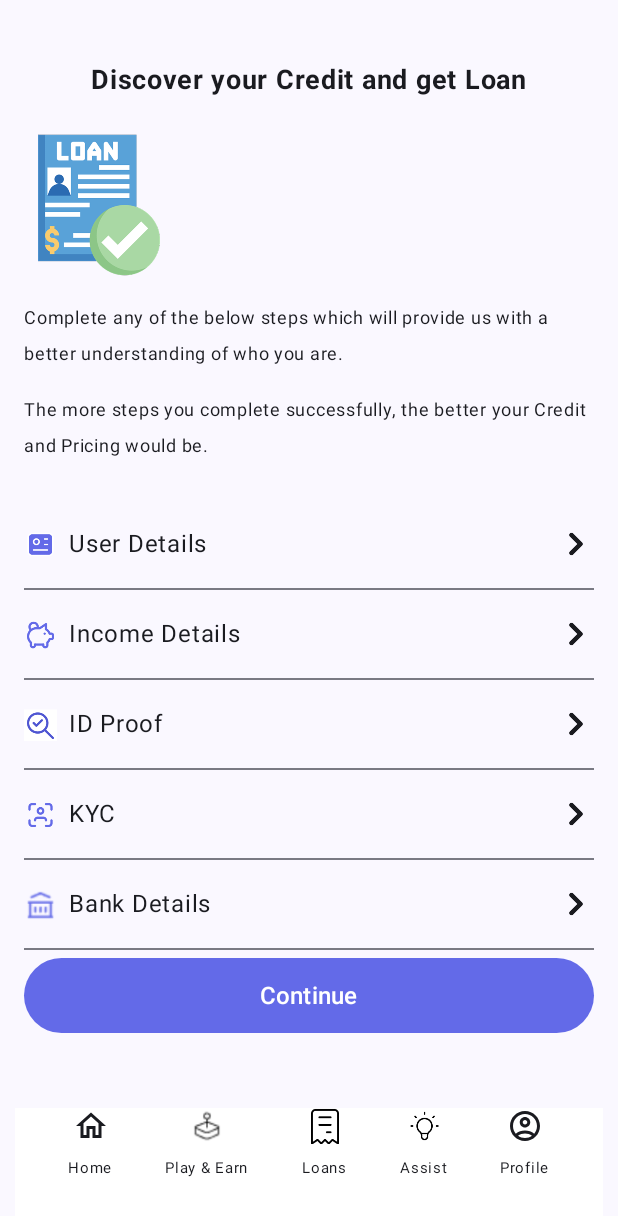
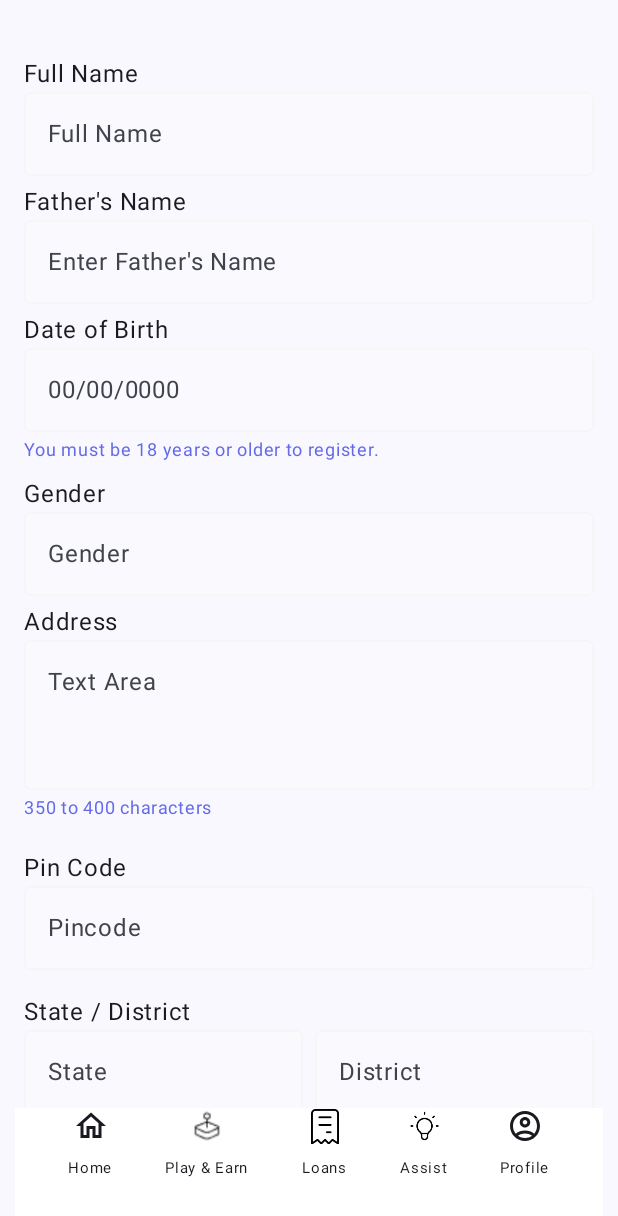
Before and after one commit to DevDewangan16/Vasudev_Kutumbhakam, an Android app built with Jetpack Compose: the LoanStepsScreen screen opened through its navigation route, after a tap on "Continue", on a phone screen of 412 x 824 dp. Shown: the top 1216 px of the screen. Run offline under Robolectric (Android 15) with nearby library versions, the phone set to English and light mode, and no system bars.

Commit message:
Added the User Details Screen.

```diff
--- a/app/src/main/java/com/example/vasudevkutumbhakam/ui/LoanStepScreen.kt
+++ b/app/src/main/java/com/example/vasudevkutumbhakam/ui/LoanStepScreen.kt
@@ -12,10 +12,12 @@ import androidx.compose.ui.res.painterResource
 import androidx.compose.ui.text.font.FontWeight
 import androidx.compose.ui.unit.dp
 import androidx.compose.ui.unit.sp
+import androidx.navigation.NavController
+import androidx.navigation.NavHostController
 import com.example.vasudevkutumbhakam.R
 
 @Composable
-fun LoanStepsScreen() {
+fun LoanStepsScreen(navController: NavHostController) {
     val stepItems = listOf(
         Pair("User Details", R.drawable.user),
         Pair("Income Details", R.drawable.income),
@@ -88,7 +90,9 @@ fun LoanStepsScreen() {
         }
 
         Button(
-            onClick = { /* Handle continue click */ },
+            onClick = {
+                navController.navigate(VasuadevAppScreen.User.name)
+            },
             modifier = Modifier
                 .fillMaxWidth()
                 .height(50.dp),
--- /dev/null
+++ b/app/src/main/java/com/example/vasudevkutumbhakam/ui/UserDetailScreen.kt
@@ -0,0 +1,219 @@
+package com.example.vasudevkutumbhakam.ui
+
+import android.content.ClipData.Item
+import androidx.compose.foundation.layout.*
+import androidx.compose.foundation.lazy.LazyColumn
+import androidx.compose.material3.*
+import androidx.compose.runtime.*
+import androidx.compose.ui.Modifier
+import androidx.compose.ui.graphics.Color
+import androidx.compose.ui.text.font.FontWeight
+import androidx.compose.ui.unit.dp
+import androidx.compose.ui.unit.sp
+
+@Composable
+fun UserDetailsScreen() {
+    var fullName by remember { mutableStateOf("") }
+    var fatherName by remember { mutableStateOf("") }
+    var dob by remember { mutableStateOf("") }
+    var gender by remember { mutableStateOf("") }
+    var address by remember { mutableStateOf("") }
+    var pincode by remember { mutableStateOf("") }
+    var state by remember { mutableStateOf("") }
+    var district by remember { mutableStateOf("") }
+
+    LazyColumn(
+        verticalArrangement = Arrangement.spacedBy(5.dp),
+        modifier = Modifier
+            .fillMaxSize()
+            .padding(16.dp)
+    ) {
+        item {
+            Spacer(modifier = Modifier
+                .fillMaxWidth()
+                .height(16.dp))
+        }
+        item {
+            Text(text = "Full Name",
+                modifier = Modifier.fillMaxWidth(),
+                fontSize = 16.sp)
+
+            OutlinedTextField(
+                value = fullName,
+                onValueChange = { fullName = it },
+                placeholder = { Text("Full Name") },
+                modifier = Modifier.fillMaxWidth(),
+                colors = OutlinedTextFieldDefaults.colors(
+                    unfocusedContainerColor = Color(0xffF9F9FE),
+                    focusedContainerColor = Color(0xffF9F9FE),
+                    focusedBorderColor = Color(0xffF6F6F6),
+                    unfocusedBorderColor = Color(0xffF6F6F6),
+                    focusedLabelColor = Color(0xff565656),
+                    unfocusedLabelColor = Color(0xff565656)
+                )
+            )
+        }
+        item {
+            Text(text = "Father's Name",
+                modifier = Modifier.fillMaxWidth(),
+                fontSize = 16.sp)
+
+            OutlinedTextField(
+                value = fatherName,
+                onValueChange = { fatherName = it },
+                placeholder = { Text("Enter Father's Name") },
+                modifier = Modifier.fillMaxWidth(),
+                colors = OutlinedTextFieldDefaults.colors(
+                    unfocusedContainerColor = Color(0xffF9F9FE),
+                    focusedContainerColor = Color(0xffF9F9FE),
+                    focusedBorderColor = Color(0xffF6F6F6),
+                    unfocusedBorderColor = Color(0xffF6F6F6),
+                    focusedLabelColor = Color(0xff565656),
+                    unfocusedLabelColor = Color(0xff565656)
+                )
+            )
+        }
+        item {
+            Text(text = "Date of Birth",
+                modifier = Modifier.fillMaxWidth(),
+                fontSize = 16.sp)
+
+            OutlinedTextField(
+                value = dob,
+                onValueChange = { dob = it },
+                placeholder = { Text("00/00/0000") },
+                modifier = Modifier.fillMaxWidth(),
+                colors = OutlinedTextFieldDefaults.colors(
+                    unfocusedContainerColor = Color(0xffF9F9FE),
+                    focusedContainerColor = Color(0xffF9F9FE),
+                    focusedBorderColor = Color(0xffF6F6F6),
+                    unfocusedBorderColor = Color(0xffF6F6F6),
+                    focusedLabelColor = Color(0xff565656),
+                    unfocusedLabelColor = Color(0xff565656)
+                )
+            )
+            Text("You must be 18 years or older to register.", color = Color(0xff636AE8), fontSize = 12.sp)
+        }
+        item {
+            Text(text = "Gender",
+                modifier = Modifier.fillMaxWidth(),
+                fontSize = 16.sp)
+
+            OutlinedTextField(
+                value = gender,
+                onValueChange = { gender = it },
+                placeholder = { Text("Gender") },
+                modifier = Modifier.fillMaxWidth(),
+                colors = OutlinedTextFieldDefaults.colors(
+                    unfocusedContainerColor = Color(0xffF9F9FE),
+                    focusedContainerColor = Color(0xffF9F9FE),
+                    focusedBorderColor = Color(0xffF6F6F6),
+                    unfocusedBorderColor = Color(0xffF6F6F6),
+                    focusedLabelColor = Color(0xff565656),
+                    unfocusedLabelColor = Color(0xff565656)
+                )
+            )
+        }
+        item {
+
+            Text(text = "Address",
+                modifier = Modifier.fillMaxWidth(),
+                fontSize = 16.sp)
+
+            OutlinedTextField(
+                value = address,
+                onValueChange = { address = it },
+                placeholder = { Text("Text Area") },
+                modifier = Modifier
+                    .fillMaxWidth()
+                    .height(100.dp),
+                colors = OutlinedTextFieldDefaults.colors(
+                    unfocusedContainerColor = Color(0xffF9F9FE),
+                    focusedContainerColor = Color(0xffF9F9FE),
+                    focusedBorderColor = Color(0xffF6F6F6),
+                    unfocusedBorderColor = Color(0xffF6F6F6),
+                    focusedLabelColor = Color(0xff565656),
+                    unfocusedLabelColor = Color(0xff565656)
+                )
+            )
+            Text("350 to 400 characters", color =Color(0xff636AE8), fontSize = 12.sp)
+
+            Spacer(modifier = Modifier.height(16.dp))
+            Text(text = "Pin Code",
+                modifier = Modifier.fillMaxWidth(),
+                fontSize = 16.sp)
+
+            OutlinedTextField(
+                value = pincode,
+                onValueChange = { pincode = it },
+                placeholder = { Text("Pincode") },
+                modifier = Modifier.fillMaxWidth(),
+                colors = OutlinedTextFieldDefaults.colors(
+                    unfocusedContainerColor = Color(0xffF9F9FE),
+                    focusedContainerColor = Color(0xffF9F9FE),
+                    focusedBorderColor = Color(0xffF6F6F6),
+                    unfocusedBorderColor = Color(0xffF6F6F6),
+                    focusedLabelColor = Color(0xff565656),
+                    unfocusedLabelColor = Color(0xff565656)
+                )
+            )
+            Spacer(modifier = Modifier.height(16.dp))
+
+            Text(text = "State / District",
+                modifier = Modifier.fillMaxWidth(),
+                fontSize = 16.sp)
+
+            Row(
+                modifier = Modifier.fillMaxWidth(),
+                horizontalArrangement = Arrangement.spacedBy(8.dp)
+            ) {
+
+                OutlinedTextField(
+                    value = state,
+                    onValueChange = { state = it },
+                    placeholder = { Text("State") },
+                    modifier = Modifier.weight(1f),
+                    colors = OutlinedTextFieldDefaults.colors(
+                        unfocusedContainerColor = Color(0xffF9F9FE),
+                        focusedContainerColor = Color(0xffF9F9FE),
+                        focusedBorderColor = Color(0xffF6F6F6),
+                        unfocusedBorderColor = Color(0xffF6F6F6),
+                        focusedLabelColor = Color(0xff565656),
+                        unfocusedLabelColor = Color(0xff565656)
+                    )
+                )
+                OutlinedTextField(
+                    value = district,
+                    onValueChange = { district = it },
+                    placeholder = { Text("District") },
+                    modifier = Modifier.weight(1f),
+                    colors = OutlinedTextFieldDefaults.colors(
+                        unfocusedContainerColor = Color(0xffF9F9FE),
+                        focusedContainerColor = Color(0xffF9F9FE),
+                        focusedBorderColor = Color(0xffF6F6F6),
+                        unfocusedBorderColor = Color(0xffF6F6F6),
+                        focusedLabelColor = Color(0xff565656),
+                        unfocusedLabelColor = Color(0xff565656)
+                    )
+                )
+            }
+            Spacer(modifier = Modifier.height(16.dp))
+        }
+        item {
+            Button(
+                onClick = {
+                },
+                modifier = Modifier
+                    .fillMaxWidth()
+                    .height(50.dp),
+                colors = ButtonDefaults.buttonColors(
+                    Color(0xff636AE8)
+                )
+            ) {
+                Text(text = "Next", fontSize = 16.sp)
+            }
+            Spacer(modifier = Modifier.height(80.dp))
+
+        }
+    }
+}
--- a/app/src/main/java/com/example/vasudevkutumbhakam/ui/VasuadevApp.kt
+++ b/app/src/main/java/com/example/vasudevkutumbhakam/ui/VasuadevApp.kt
@@ -43,7 +43,8 @@ enum class VasuadevAppScreen(val title :String){
     Earn("Play & Earn"),
     Loans("Loan"),
     Assist("Assist"),
-    Profile("Profile")
+    Profile("Profile"),
+    User("User")
 }
 @SuppressLint("UnusedMaterial3ScaffoldPaddingParameter")
 @Composable
@@ -69,7 +70,11 @@ fun VasuadevApp(appViewModel: AppViewModel= viewModel(),
             }
 
             composable(route = VasuadevAppScreen.Loans.name){
-                LoanStepsScreen()
+                LoanStepsScreen(navController)
+            }
+
+            composable(route=VasuadevAppScreen.User.name){
+                UserDetailsScreen()
             }
         }
     }
```
